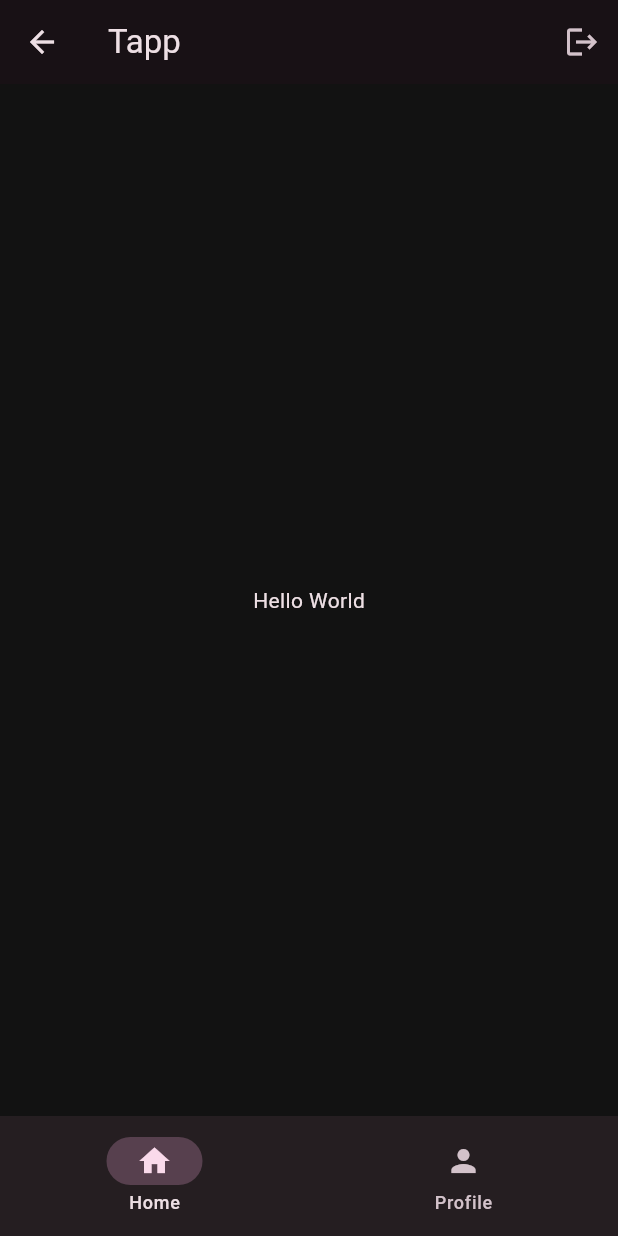
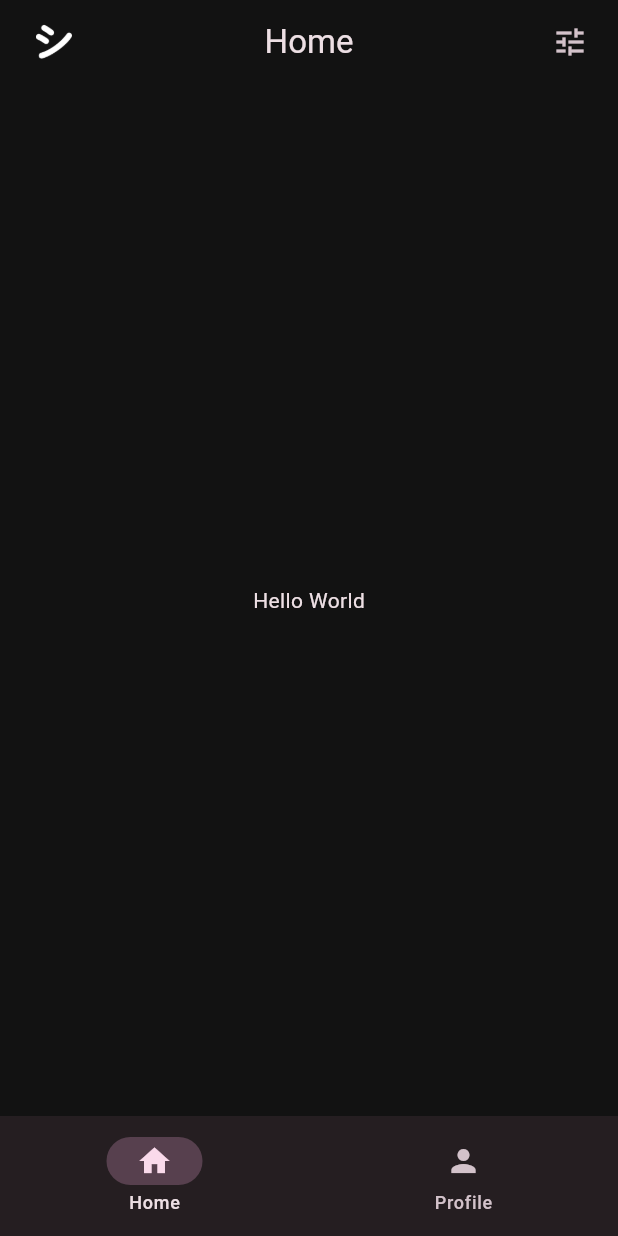
Before and after one commit to JaimeGalindoV/tapp, a Flutter app: the HomePage screen opened directly, on a phone screen of 412 x 824 dp. Run offline on Flutter 3.47's test engine with Material 3 defaults, Android fonts, the phone set to English and light mode, and no system bars.

Commit message:
App bar modulable para reutilizar en otras páginas

```diff
--- a/lib/pages/home.dart
+++ b/lib/pages/home.dart
@@ -1,23 +1,18 @@
 import 'package:flutter/material.dart';
-import 'package:provider/provider.dart';
-import 'package:tapp/providers/auth_provider.dart';
 import 'package:tapp/widgets/my_navigation_bar.dart';
+import 'package:tapp/widgets/custom_app_bar.dart';
 
+// This is a template to test nagivation but is necessary to create the home page.
 class HomePage extends StatelessWidget {
   const HomePage({super.key});
 
   @override
   Widget build(BuildContext context) {
     return Scaffold(
-      appBar: AppBar(
-        title: const Text('Tapp'),
-        actions: [
-          IconButton(
-            onPressed: () => context.read<AuthProvider>().logout(),
-            icon: const Icon(Icons.logout),
-            tooltip: 'Logout',
-          ),
-        ],
+      appBar: CustomAppBar(
+        title: "Home",
+        showBackButton: false,
+        logoCentered: false,
       ),
       body: const Center(
         child: Text('Hello World'),
--- /dev/null
+++ b/lib/widgets/custom_app_bar.dart
@@ -0,0 +1,52 @@
+import 'package:flutter/material.dart';
+
+class CustomAppBar extends StatelessWidget implements PreferredSizeWidget {
+  final String? title;
+  final bool showBackButton;
+  final bool logoCentered;
+
+  const CustomAppBar({
+    super.key,
+    this.title,
+    this.showBackButton = false,
+    this.logoCentered = false,
+  });
+
+  @override
+  Widget build(BuildContext context) {
+    return Padding(
+      padding: const EdgeInsets.all(8.0),
+      child: AppBar(
+        backgroundColor: Colors.transparent,
+        // 1. Manejo del lado IZQUIERDO
+        leading: showBackButton
+          ? IconButton(icon: const Icon(Icons.arrow_back_ios), onPressed: () => Navigator.pop(context))
+          : (!logoCentered ? _buildLogo() : null),
+
+        // 2. Manejo del CENTRO
+        title: logoCentered ? _buildLogo() : Text(title ?? ""),
+        centerTitle: true,
+
+        // 3. Manejo del lado DERECHO (Siempre igual)
+        actions: [
+          IconButton(
+            icon: const Icon(Icons.tune), // El icono de settings de tu imagen
+            onPressed: () => print("Settings tap"),
+          ),
+        ],
+      ),
+    );
+  }
+
+  Widget _buildLogo() {
+    return Padding(
+      padding: EdgeInsets.all(8.0),
+      child: Image.asset(
+            'assets/images/LogoShortWhite.png',
+          ),
+    );
+  }
+
+  @override
+  Size get preferredSize => const Size.fromHeight(kToolbarHeight);
+}
--- a/pubspec.yaml
+++ b/pubspec.yaml
@@ -92,3 +92,5 @@ flutter:
   assets:
     - assets/images/TappLogoBlack.png
     - assets/images/TappLogoWhite.png
+    - assets/images/LogoShortWhite.png
+    - assets/images/LogoShortBlack.png
```
Also changed, not shown: assets/images/LogoShortBlack.png (added), assets/images/LogoShortWhite.png (added).
